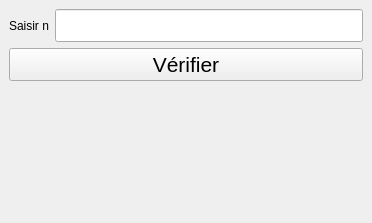
First picture: the form in premier_circulaire/circulaire.ui, repository manimanis/GUI-4SC, before the edit.
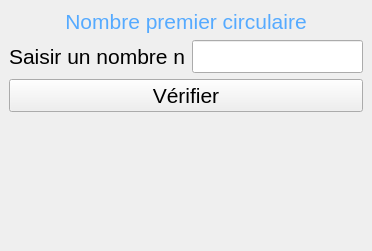
Second picture: the form after the edit.

```diff
--- a/premier_circulaire/circulaire.ui
+++ b/premier_circulaire/circulaire.ui
@@ -7,46 +7,30 @@
     <x>0</x>
     <y>0</y>
     <width>372</width>
-    <height>223</height>
+    <height>251</height>
    </rect>
   </property>
+  <property name="font">
+   <font>
+    <pointsize>16</pointsize>
+   </font>
+  </property>
   <property name="windowTitle">
    <string>Nombre Premier Circulaire</string>
   </property>
   <widget class="QWidget" name="centralwidget">
    <layout class="QGridLayout" name="gridLayout">
-    <item row="0" column="1">
-     <widget class="QLineEdit" name="txt_saisie">
-      <property name="font">
-       <font>
-        <pointsize>16</pointsize>
-       </font>
-      </property>
-     </widget>
-    </item>
-    <item row="0" column="0">
-     <widget class="QLabel" name="lbl_saisie">
-      <property name="styleSheet">
-       <string notr="true">font: 16pt &quot;MS Shell Dlg 2&quot;;</string>
-      </property>
+    <item row="1" column="0">
+     <widget class="QLabel" name="lbl_n">
       <property name="text">
-       <string>Saisir n</string>
+       <string>Saisir un nombre n</string>
       </property>
      </widget>
     </item>
-    <item row="1" column="0" colspan="2">
-     <widget class="QPushButton" name="btn_verif">
-      <property name="font">
-       <font>
-        <pointsize>16</pointsize>
-       </font>
-      </property>
-      <property name="text">
-       <string>Vérifier</string>
-      </property>
-     </widget>
+    <item row="1" column="1">
+     <widget class="QLineEdit" name="txt_n"/>
     </item>
-    <item row="3" column="0">
+    <item row="4" column="1">
      <spacer name="verticalSpacer">
       <property name="orientation">
        <enum>Qt::Vertical</enum>
@@ -59,13 +43,28 @@
       </property>
      </spacer>
     </item>
+    <item row="0" column="0" colspan="2">
+     <widget class="QLabel" name="lbl_titre">
+      <property name="styleSheet">
+       <string notr="true">color: rgb(85, 170, 255);</string>
+      </property>
+      <property name="text">
+       <string>Nombre premier circulaire</string>
+      </property>
+      <property name="alignment">
+       <set>Qt::AlignCenter</set>
+      </property>
+     </widget>
+    </item>
     <item row="2" column="0" colspan="2">
+     <widget class="QPushButton" name="btn_verif">
+      <property name="text">
+       <string>Vérifier</string>
+      </property>
+     </widget>
+    </item>
+    <item row="3" column="0" colspan="2">
      <widget class="QLabel" name="lbl_res">
-      <property name="font">
-       <font>
-        <pointsize>20</pointsize>
-       </font>
-      </property>
       <property name="text">
        <string/>
       </property>
```
Left out of the diff: 2 changed lines with no effect on the pictures.
